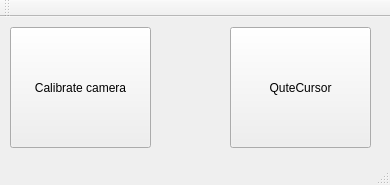
Old version of the form qutecursor.ui in the repository Woaf/QuteCursor.
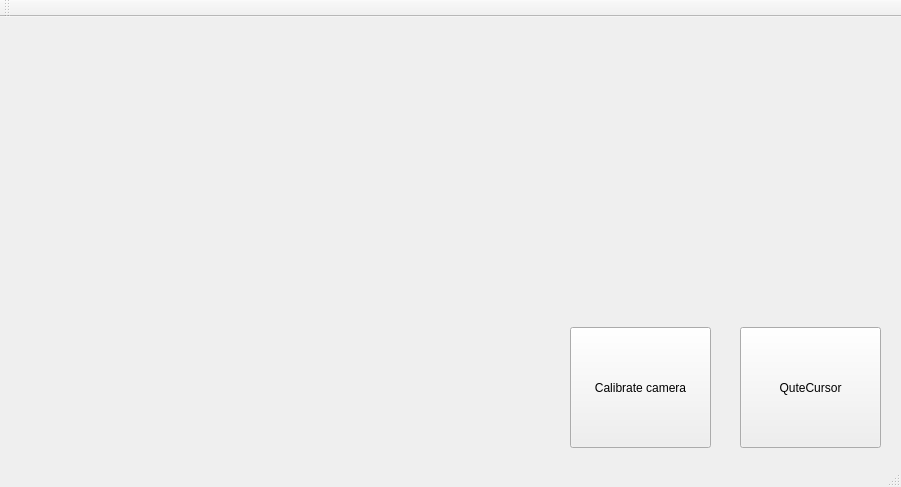
New version of the form.

Patch:
```diff
--- a/qutecursor.ui
+++ b/qutecursor.ui
@@ -6,8 +6,8 @@
    <rect>
     <x>0</x>
     <y>0</y>
-    <width>390</width>
-    <height>185</height>
+    <width>901</width>
+    <height>487</height>
    </rect>
   </property>
   <property name="windowTitle">
@@ -17,8 +17,8 @@
    <widget class="QPushButton" name="calibrate">
     <property name="geometry">
      <rect>
-      <x>10</x>
-      <y>10</y>
+      <x>570</x>
+      <y>310</y>
       <width>141</width>
       <height>121</height>
      </rect>
@@ -30,8 +30,8 @@
    <widget class="QPushButton" name="cursor">
     <property name="geometry">
      <rect>
-      <x>230</x>
-      <y>10</y>
+      <x>740</x>
+      <y>310</y>
       <width>141</width>
       <height>121</height>
      </rect>
```
Left out of the diff: 2 changed lines with no effect on the pictures.
